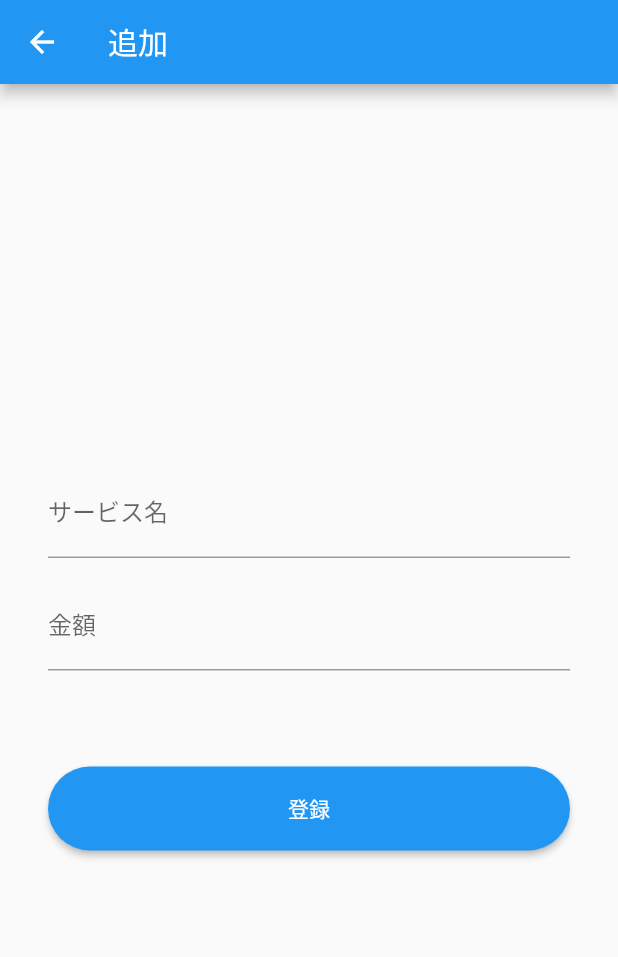
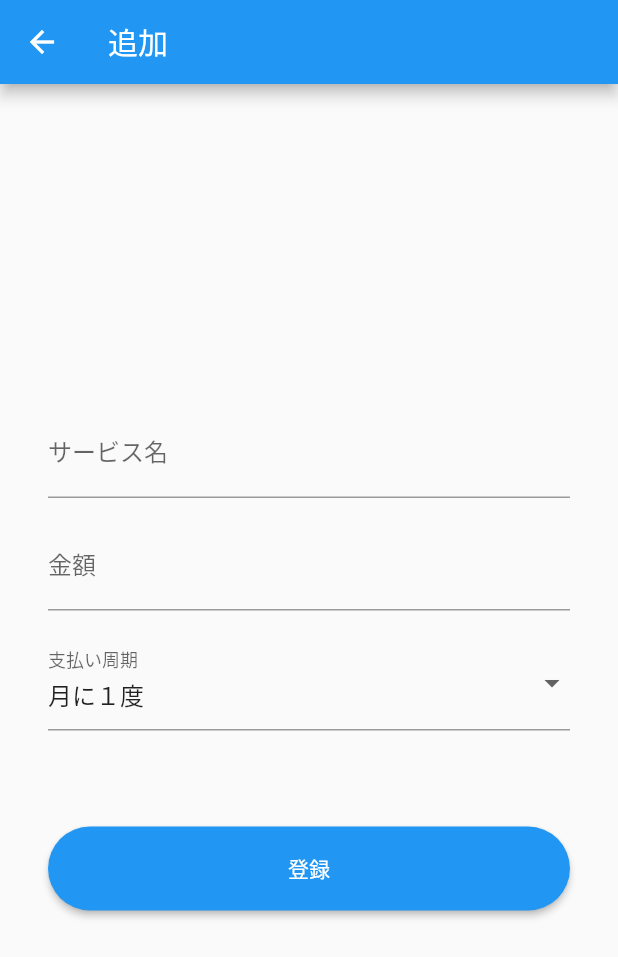
Before and after one commit to okoeee/Subscription-manager, a Flutter app: the AddPostPage screen opened directly, on a phone screen of 412 x 824 dp. Shown: the top 957 px of the screen. Run offline on Flutter 3.47's test engine with Material 2 defaults, Android fonts, the phone set to English and light mode, and no system bars; our stand-ins replace cloud_firestore, firebase_core, pie_chart; accounts and stored records are empty.

```diff
--- a/lib/add_post_page.dart
+++ b/lib/add_post_page.dart
@@ -9,6 +9,10 @@ class AddPostPage extends StatefulWidget {
 class _AddPostPageState extends State<AddPostPage> {
   String name = '';
   String money = '';
+  String cycle = '月に１度';
+
+  String _selectedValue = '月に１度';
+  final _formKey = GlobalKey<FormState>();
 
   @override
   Widget build(BuildContext context) {
@@ -17,13 +21,23 @@ class _AddPostPageState extends State<AddPostPage> {
         title: Text('追加'),
       ),
       body: Center(
+        child: Form(
+          key: _formKey,
           child: Padding(
             padding: const EdgeInsets.all(32),
             child: Column(
               mainAxisAlignment: MainAxisAlignment.center,
               children: <Widget>[
                 TextFormField(
-                decoration: InputDecoration(labelText: 'サービス名'),
+                  validator: (value) {
+                    if(value.isEmpty) {
+                      return 'サービス名を入力してください';
+                    }
+                    return null;
+                  },
+                  decoration: InputDecoration(
+                    labelText: 'サービス名',
+                  ),
                   onChanged: (String value) {
                     setState(() {
                       name = value;
@@ -34,10 +48,35 @@ class _AddPostPageState extends State<AddPostPage> {
                   padding: EdgeInsets.all(8),
                 ),
                 TextFormField(
+                  validator: (value) {
+                    if(int.tryParse(value) == null) {
+                      return '金額を入力してください';
+                    }
+                    return null;
+                  },
+                  keyboardType: TextInputType.number,
                   decoration: InputDecoration(labelText: '金額'),
                   onChanged: (String value) {
                     setState(() {
                       money = value;
+                    });
+                  },
+                ),
+                Container(
+                  padding: EdgeInsets.all(8),
+                ),
+                DropdownButtonFormField(
+                  decoration: InputDecoration(labelText: '支払い周期'),
+                  isExpanded: true,
+                  items: ['月に１度', '年に１度'].map((label) => DropdownMenuItem(
+                        child: Text(label),
+                        value: label,
+                      )).toList(),
+                  value: _selectedValue,
+                  onChanged: (String value) {
+                    setState(() {
+                      cycle = value;
+                      _selectedValue = value;
                     });
                   },
                 ),
@@ -55,12 +94,18 @@ class _AddPostPageState extends State<AddPostPage> {
                       borderRadius: BorderRadius.all(Radius.circular(56)),
                     ),
                     onPressed: () async {
-                    await FirebaseFirestore.instance.collection('posts').doc().set({
-                      'name' : name,
-                      'money' : money,
+                      if(_formKey.currentState.validate()) {
+                        //Scaffold.of(context).showSnackBar(SnackBar(content: Text('Processing Data')));
+                        await FirebaseFirestore.instance
+                            .collection('posts')
+                            .doc()
+                            .set({
+                          'name': name,
+                          'money': money,
+                          'cycle': cycle,
                         });
-                    print(name);
                         Navigator.pop(context);
+                      }
                     },
                   ),
                 )
@@ -68,6 +113,7 @@ class _AddPostPageState extends State<AddPostPage> {
             ),
           ),
         ),
+      ),
     );
   }
 }
```
Also changed, not shown: lib/main.dart (+5 -4 lines). Lines whose indentation alone changed are shown as unchanged.
